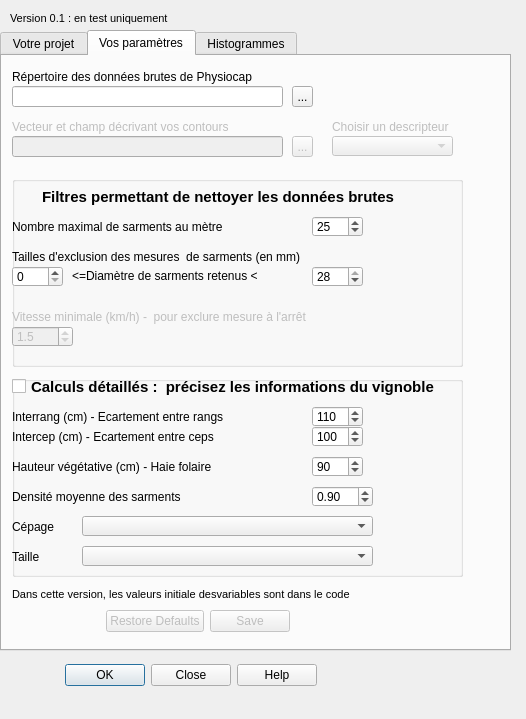
The window that Physiocap_dialog_base.ui (jhemmi/QgisPhysiocapPlugin) describes before a commit, drawn with Qt 5.
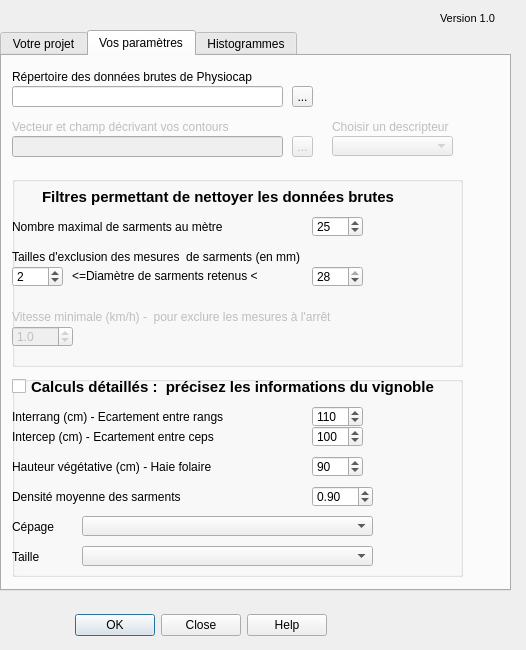
The same window after the commit. The open tabs and pages were chosen to show the change.

```diff
--- a/Physiocap_dialog_base.ui
+++ b/Physiocap_dialog_base.ui
@@ -7,7 +7,7 @@
     <x>0</x>
     <y>0</y>
     <width>526</width>
-    <height>719</height>
+    <height>650</height>
    </rect>
   </property>
   <property name="windowTitle">
@@ -16,8 +16,8 @@
   <widget class="QDialogButtonBox" name="buttonBox">
    <property name="geometry">
     <rect>
-     <x>40</x>
-     <y>660</y>
+     <x>50</x>
+     <y>610</y>
      <width>301</width>
      <height>31</height>
     </rect>
@@ -41,7 +41,7 @@
      <x>0</x>
      <y>30</y>
      <width>511</width>
-     <height>621</height>
+     <height>561</height>
     </rect>
    </property>
    <property name="toolTip">
@@ -734,46 +734,6 @@
       <string>Répertoire des données brutes de Physiocap</string>
      </property>
     </widget>
-    <widget class="QDialogButtonBox" name="button_box_parameters">
-     <property name="enabled">
-      <bool>false</bool>
-     </property>
-     <property name="geometry">
-      <rect>
-       <x>20</x>
-       <y>550</y>
-       <width>351</width>
-       <height>31</height>
-      </rect>
-     </property>
-     <property name="orientation">
-      <enum>Qt::Horizontal</enum>
-     </property>
-     <property name="standardButtons">
-      <set>QDialogButtonBox::RestoreDefaults|QDialogButtonBox::Save</set>
-     </property>
-     <property name="centerButtons">
-      <bool>true</bool>
-     </property>
-    </widget>
-    <widget class="QLabel" name="label">
-     <property name="geometry">
-      <rect>
-       <x>10</x>
-       <y>530</y>
-       <width>351</width>
-       <height>16</height>
-      </rect>
-     </property>
-     <property name="font">
-      <font>
-       <pointsize>8</pointsize>
-      </font>
-     </property>
-     <property name="text">
-      <string>Dans cette version, les valeurs initiale desvariables sont dans le code</string>
-     </property>
-    </widget>
     <widget class="QGroupBox" name="Filtres">
      <property name="geometry">
       <rect>
@@ -863,7 +823,7 @@
        <number>1</number>
       </property>
       <property name="value">
-       <number>0</number>
+       <number>2</number>
       </property>
      </widget>
      <widget class="QLabel" name="lab_19">
@@ -936,7 +896,7 @@
        <double>25.000000000000000</double>
       </property>
       <property name="value">
-       <double>1.500000000000000</double>
+       <double>1.000000000000000</double>
       </property>
      </widget>
      <widget class="QLabel" name="lab_18">
@@ -947,7 +907,7 @@
        <rect>
         <x>0</x>
         <y>130</y>
-        <width>371</width>
+        <width>431</width>
         <height>21</height>
        </rect>
       </property>
@@ -955,7 +915,7 @@
        <cursorShape>ArrowCursor</cursorShape>
       </property>
       <property name="text">
-       <string>Vitesse minimale (km/h) -  pour exclure mesure à l'arrêt</string>
+       <string>Vitesse minimale (km/h) -  pour exclure les mesures à l'arrêt</string>
       </property>
      </widget>
     </widget>
@@ -985,9 +945,9 @@
    </property>
    <property name="geometry">
     <rect>
-     <x>10</x>
+     <x>440</x>
      <y>10</y>
-     <width>597</width>
+     <width>70</width>
      <height>16</height>
     </rect>
    </property>
@@ -997,7 +957,7 @@
     </font>
    </property>
    <property name="text">
-    <string>Version 0.1 : en test uniquement</string>
+    <string>Version 1.0</string>
    </property>
   </widget>
  </widget>
```
Left out of the diff: 15 changed lines with no effect on the pictures.
